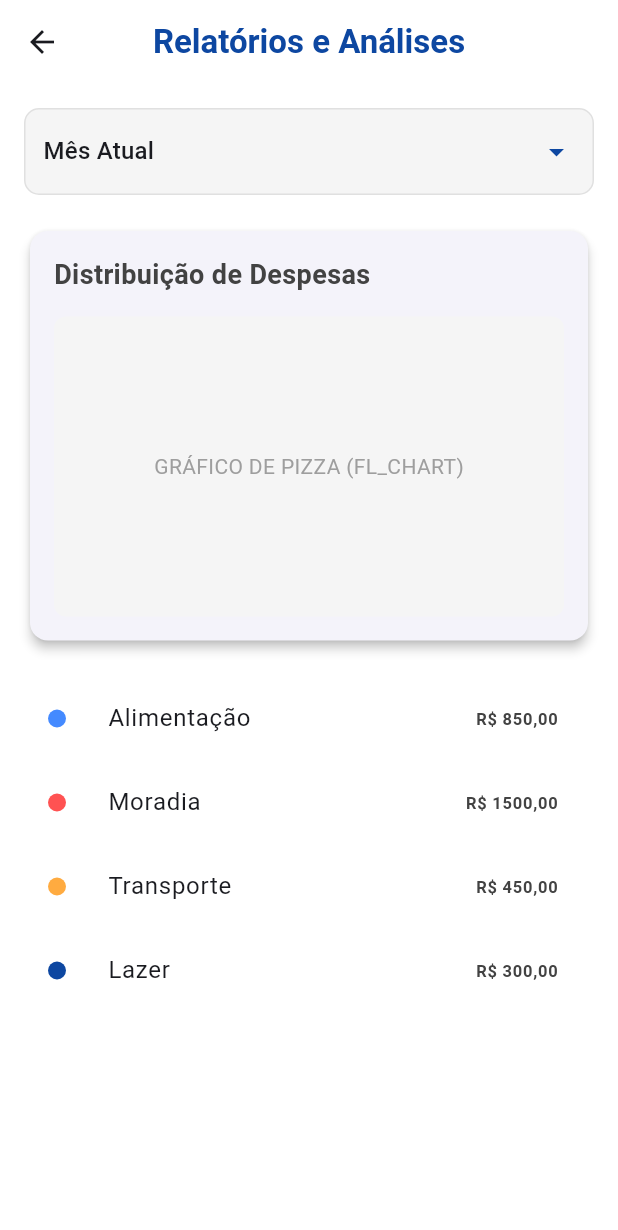
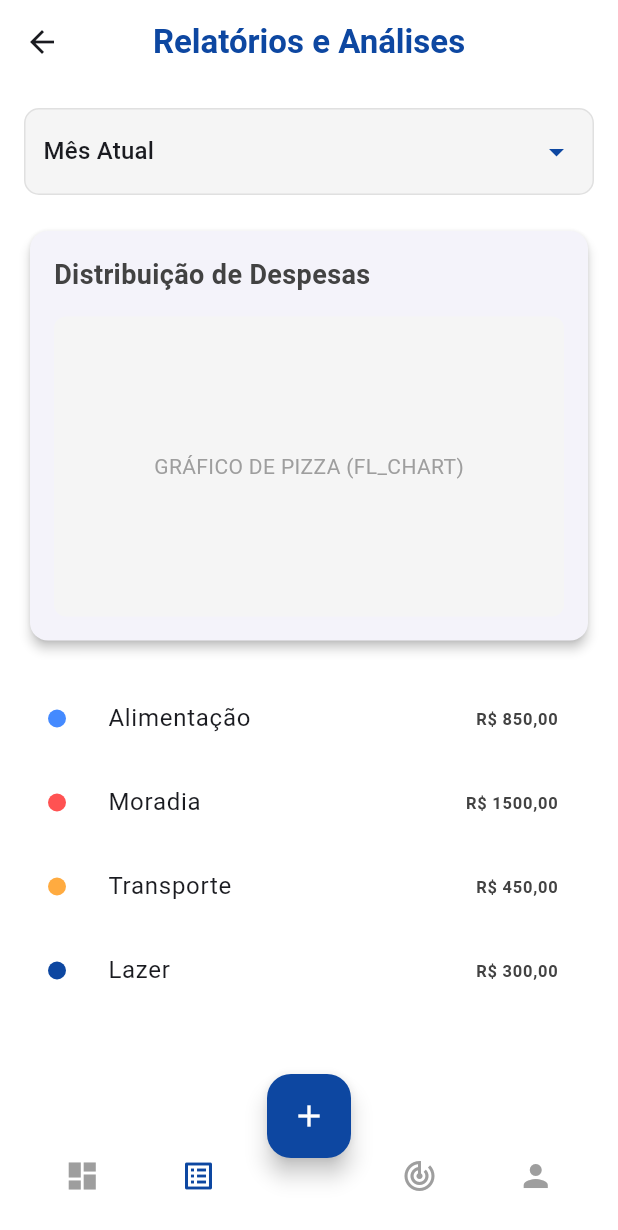
Before and after one commit to ChristianSRocha/horizon_finance, a Flutter app: the DashboardScreen screen opened directly, scrolled down 253 dp, after a tap on the "list alt" icon, on a phone screen of 412 x 824 dp. Shown: the top 1230 px of the screen. Run offline on Flutter 3.47's test engine with Material 3 defaults, Android fonts, the phone set to English and light mode, and no system bars; our stand-ins replace flutter_riverpod, freezed_annotation, supabase_flutter; accounts and stored records are empty.

Commit message:
Criação da página de perfil e configuração de menu

```diff
--- a/lib/screens/auth/renda_mensal_screen.dart
+++ b/lib/screens/auth/renda_mensal_screen.dart
@@ -154,7 +154,7 @@ class _RendaMensalScreenState extends State<RendaMensalScreen> {
               ElevatedButton(
                 onPressed: () {
                   Navigator.of(context).push(
-                      MaterialPageRoute(builder: (context) => DespesasFixasScreen()),
+                      MaterialPageRoute(builder: (context) => const DespesasFixasScreen()),
                   );
                 },
                 style: ElevatedButton.styleFrom(
--- a/lib/screens/dashboard/dashboard_screen.dart
+++ b/lib/screens/dashboard/dashboard_screen.dart
@@ -1,6 +1,7 @@
 import 'package:flutter/material.dart';
 import 'package:horizon_finance/screens/goals/goals_screen.dart';
 import 'package:horizon_finance/screens/reports/reports_screen.dart';
+import 'package:horizon_finance/widgets/bottom_nav_menu.dart';
 
 class DashboardScreen extends StatefulWidget {
   const DashboardScreen({super.key});
@@ -61,8 +62,8 @@ class _DashboardScreenState extends State<DashboardScreen> {
         onPressed: () {
           // TODO: Abrir modal de Nova Transação
         },
+        backgroundColor: primaryBlue,
         child: const Icon(Icons.add, color: Colors.white),
-        backgroundColor: primaryBlue,
       ),
       floatingActionButtonLocation: FloatingActionButtonLocation.centerDocked,
     );
@@ -303,44 +304,9 @@ class _DashboardScreenState extends State<DashboardScreen> {
   }
 
   Widget _buildBottomNavBar(BuildContext context, Color primaryBlue) {
-    return BottomAppBar(
-      shape: const CircularNotchedRectangle(),
-      notchMargin: 8.0,
-      color: Colors.white,
-      child: Row(
-        mainAxisAlignment: MainAxisAlignment.spaceAround,
-        children: <Widget>[
-          // 1. DASHBOARD
-          IconButton(
-              icon: Icon(Icons.dashboard, color: primaryBlue),
-              onPressed: () {}),
-
-          // 2. RELATÓRIOS
-          IconButton(
-              icon: const Icon(Icons.list_alt, color: Colors.grey),
-              onPressed: () {
-                Navigator.of(context).push(MaterialPageRoute(
-                    builder: (context) => const ReportsScreen()));
-              }),
-
-          const SizedBox(width: 40), // Espaço para o FAB
-
-          // 3. METAS
-          IconButton(
-              icon: const Icon(Icons.track_changes, color: Colors.grey),
-              onPressed: () {
-                Navigator.of(context).push(MaterialPageRoute(
-                    builder: (context) => const GoalsScreen()));
-              }),
-
-          // 4. PERFIL
-          IconButton(
-              icon: const Icon(Icons.person, color: Colors.grey),
-              onPressed: () {
-                // TODO: Navegar para Perfil
-              }),
-        ],
-      ),
+    return BottomNavMenu(
+      currentIndex: 0,
+      primaryColor: primaryBlue,
     );
   }
 }
--- a/lib/screens/reports/reports_screen.dart
+++ b/lib/screens/reports/reports_screen.dart
@@ -1,4 +1,5 @@
 import 'package:flutter/material.dart';
+import '../../widgets/bottom_nav_menu.dart';
 
 class ReportsScreen extends StatelessWidget {
   const ReportsScreen({super.key});
@@ -37,6 +38,19 @@ class ReportsScreen extends StatelessWidget {
           ],
         ),
       ),
+      // Adiciona o menu de navegação
+      bottomNavigationBar: BottomNavMenu(
+        currentIndex: 1, // 1 = índice da tela de relatórios
+        primaryColor: primaryBlue,
+      ),
+      floatingActionButton: FloatingActionButton(
+        onPressed: () {
+          // Implementar ação do FAB
+        },
+        backgroundColor: primaryBlue,
+        child: const Icon(Icons.add, color: Colors.white),
+      ),
+      floatingActionButtonLocation: FloatingActionButtonLocation.centerDocked,
     );
   }
 
--- a/lib/screens/transaction/transaction_form_screen.dart
+++ b/lib/screens/transaction/transaction_form_screen.dart
@@ -215,7 +215,7 @@ class _TransactionFormScreenState extends State<TransactionFormScreen> {
           borderSide: BorderSide(color: typeColor, width: 2),
         ),
       ),
-      value: _selectedCategory,
+      initialValue: _selectedCategory,
       hint: const Text('Selecione uma categoria'),
       items: currentCategories.map((String category) {
         return DropdownMenuItem<String>(
--- /dev/null
+++ b/lib/widgets/bottom_nav_menu.dart
@@ -0,0 +1,91 @@
+import 'package:flutter/material.dart';
+import 'package:horizon_finance/screens/dashboard/dashboard_screen.dart';
+import 'package:horizon_finance/screens/reports/reports_screen.dart';
+import 'package:horizon_finance/screens/goals/goals_screen.dart';
+import 'package:horizon_finance/screens/profile/profile_screen.dart';
+
+class BottomNavMenu extends StatelessWidget {
+  final int currentIndex;
+  final Color primaryColor;
+
+  const BottomNavMenu({
+    super.key,
+    required this.currentIndex,
+    required this.primaryColor,
+  });
+
+  @override
+  Widget build(BuildContext context) {
+    return BottomAppBar(
+      shape: const CircularNotchedRectangle(),
+      notchMargin: 8.0,
+      color: Colors.white,
+      child: Row(
+        mainAxisAlignment: MainAxisAlignment.spaceAround,
+        children: <Widget>[
+          // 1. DASHBOARD
+          IconButton(
+            icon: Icon(
+              Icons.dashboard,
+              color: currentIndex == 0 ? primaryColor : Colors.grey,
+            ),
+            onPressed: () {
+              if (currentIndex != 0) {
+                Navigator.of(context).pushReplacement(
+                  MaterialPageRoute(builder: (context) => const DashboardScreen()),
+                );
+              }
+            },
+          ),
+
+          // 2. RELATÓRIOS
+          IconButton(
+            icon: Icon(
+              Icons.list_alt,
+              color: currentIndex == 1 ? primaryColor : Colors.grey,
+            ),
+            onPressed: () {
+              if (currentIndex != 1) {
+                Navigator.of(context).pushReplacement(
+                  MaterialPageRoute(builder: (context) => const ReportsScreen()),
+                );
+              }
+            },
+          ),
+
+          const SizedBox(width: 40), // Espaço para o FAB
+
+          // 3. METAS
+          IconButton(
+            icon: Icon(
+              Icons.track_changes,
+              color: currentIndex == 2 ? primaryColor : Colors.grey,
+            ),
+            onPressed: () {
+              if (currentIndex != 2) {
+                Navigator.of(context).pushReplacement(
+                  MaterialPageRoute(builder: (context) => const GoalsScreen()),
+                );
+              }
+            },
+          ),
+
+          // 4. PERFIL
+          IconButton(
+            icon: Icon(
+              Icons.person,
+              color: currentIndex == 3 ? primaryColor : Colors.grey,
+            ),
+            onPressed: () {
+              if (currentIndex != 3) {
+                Navigator.of(context).pushReplacement(
+                  MaterialPageRoute(builder: (context) => const ProfileScreen()),
+                );
+              }
+            },
+          ),
+        ],
+      ),
+    );
+  }
+}
```
Also changed, not shown: lib/screens/auth/test_fixed_transaction_screen.dart (+4 -4 lines), lib/screens/goals/goals_screen.dart (+12 -1 lines), lib/screens/profile/profile_screen.dart (added, +76 -0 lines), 3 other files.
